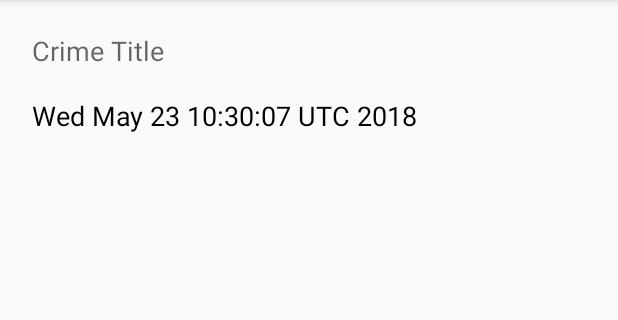
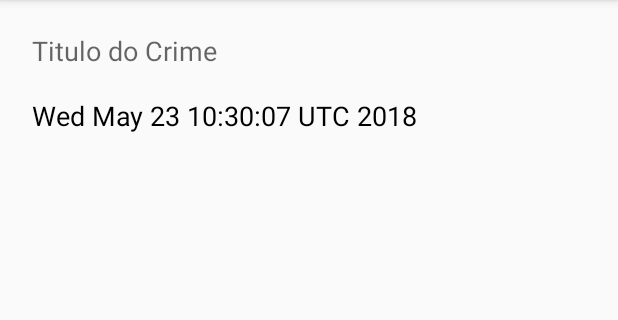
Before and after one commit to rodrigorhoads/Estudo-Android-PageView-, an Android app: the fragment CrimeListFragment shown on its own in the app's theme, on a phone screen of 412 x 824 dp, the part 84-404 px from its top. Run offline under Robolectric (Android 15) with nearby library versions, the phone set to English and light mode, and no system bars; 1 statement that could not run was skipped.

Commit message:
teste do jenkins

```diff
--- a/app/src/main/res/layout/list_item_crime.xml
+++ b/app/src/main/res/layout/list_item_crime.xml
@@ -18,7 +18,7 @@
         android:layout_marginRight="8dp"
         android:layout_marginStart="16dp"
         android:layout_marginTop="16dp"
-        android:hint="Crime Title"
+        android:hint="Titulo do Crime"
         android:padding="5dp"
         android:textAppearance="@android:color/black"
         android:textSize="18sp"
```
